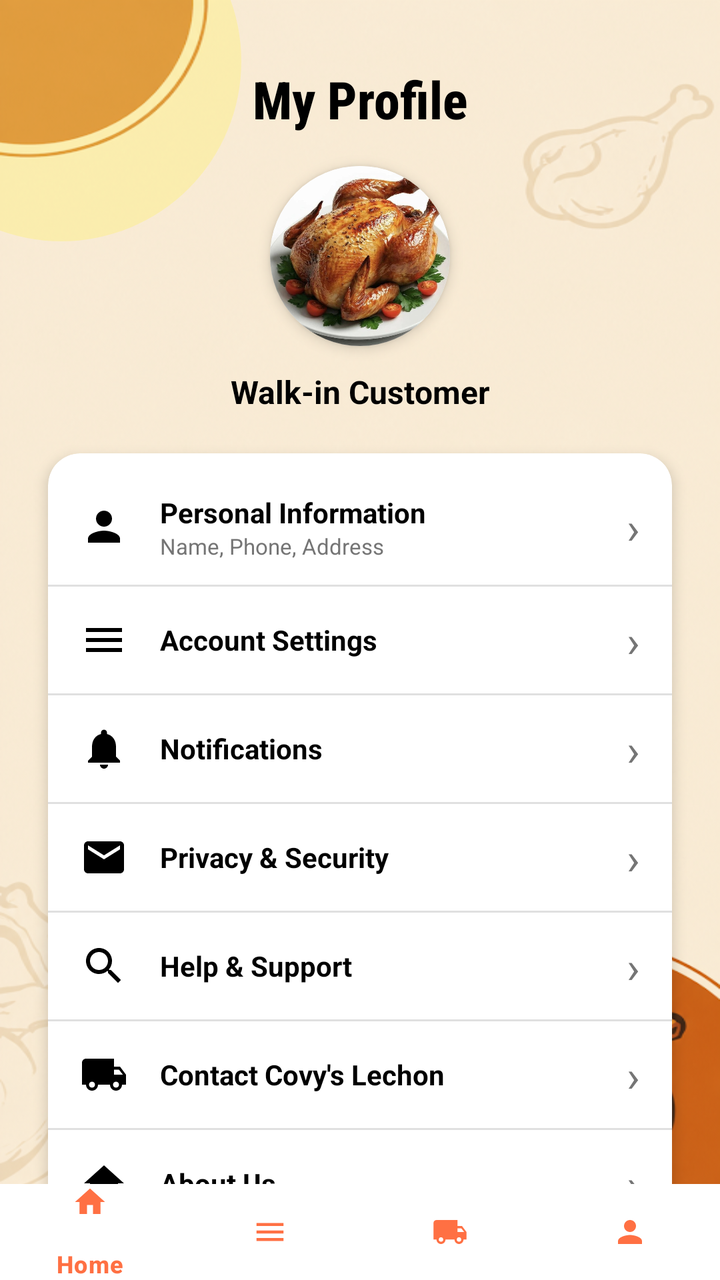
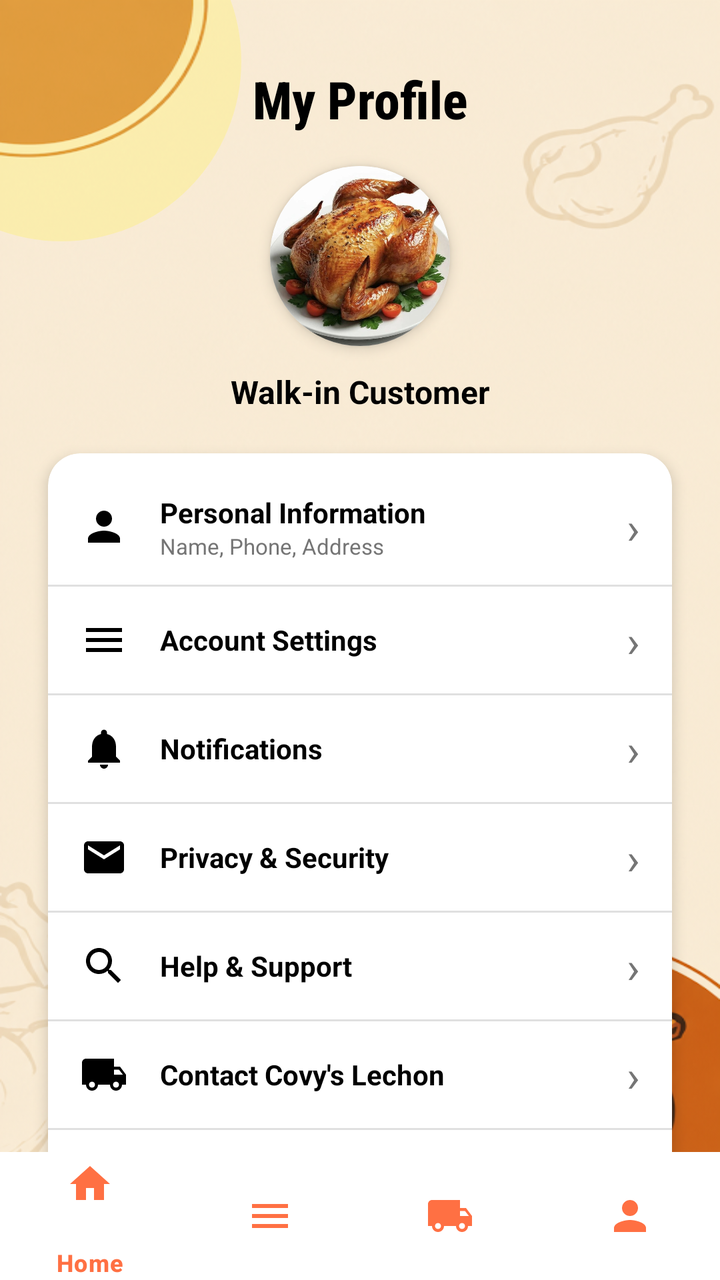

An Android layout rendered at two revisions. The XML below is the earlier revision; the diff shows what the commit changed to produce the second picture.
<!-- AndroidManifest.xml: application theme Theme.CoyvSplashScreen -->
<!-- res/layout/profile.xml -->
<?xml version="1.0" encoding="utf-8"?>
<androidx.constraintlayout.widget.ConstraintLayout xmlns:android="http://schemas.android.com/apk/res/android"
    xmlns:app="http://schemas.android.com/apk/res-auto"
    xmlns:tools="http://schemas.android.com/tools"
    android:id="@+id/main"
    android:layout_width="match_parent"
    android:layout_height="match_parent"
    android:background="@drawable/signinbackgoundimage"
    tools:context=".ProfileActivity">

    
    <View
        android:id="@+id/view_decoration_top"
        android:layout_width="180dp"
        android:layout_height="180dp"
        android:layout_marginStart="-60dp"
        android:layout_marginTop="-60dp"
        android:alpha="0.4"
        android:background="@drawable/bg_circle_decoration"
        app:layout_constraintStart_toStartOf="parent"
        app:layout_constraintTop_toTopOf="parent" />

    <androidx.core.widget.NestedScrollView
        android:layout_width="match_parent"
        android:layout_height="0dp"
        android:fillViewport="true"
        app:layout_constraintBottom_toTopOf="@+id/bottom_navigation"
        app:layout_constraintTop_toTopOf="parent">

        <androidx.constraintlayout.widget.ConstraintLayout
            android:layout_width="match_parent"
            android:layout_height="wrap_content"
            android:paddingBottom="24dp">

            
            <TextView
                android:id="@+id/tv_my_profile"
                android:layout_width="wrap_content"
                android:layout_height="wrap_content"
                android:layout_marginTop="32dp"
                android:fontFamily="sans-serif-condensed-medium"
                android:text="My Profile"
                android:textColor="@color/black"
                android:textSize="26sp"
                android:textStyle="bold"
                app:layout_constraintEnd_toEndOf="parent"
                app:layout_constraintStart_toStartOf="parent"
                app:layout_constraintTop_toTopOf="parent" />

            
            <androidx.cardview.widget.CardView
                android:id="@+id/cv_avatar"
                android:layout_width="90dp"
                android:layout_height="90dp"
                android:layout_marginTop="16dp"
                app:cardCornerRadius="45dp"
                app:cardElevation="4dp"
                app:layout_constraintEnd_toEndOf="parent"
                app:layout_constraintStart_toStartOf="parent"
                app:layout_constraintTop_toBottomOf="@+id/tv_my_profile">

                <ImageView
                    android:id="@+id/iv_avatar"
                    android:layout_width="match_parent"
                    android:layout_height="match_parent"
                    android:contentDescription="Profile Picture"
                    android:scaleType="centerCrop"
                    android:src="@drawable/f423b4974f4dd7924f11f1bad41bf1b4" />
            </androidx.cardview.widget.CardView>

            
            <TextView
                android:id="@+id/tv_customer_name"
                android:layout_width="wrap_content"
                android:layout_height="wrap_content"
                android:layout_marginTop="12dp"
                android:text="Walk-in Customer"
                android:textColor="@color/black"
                android:textSize="16sp"
                android:textStyle="bold"
                app:layout_constraintEnd_toEndOf="parent"
                app:layout_constraintStart_toStartOf="parent"
                app:layout_constraintTop_toBottomOf="@+id/cv_avatar" />

            
            <androidx.cardview.widget.CardView
                android:id="@+id/cv_options"
                android:layout_width="0dp"
                android:layout_height="wrap_content"
                android:layout_marginStart="24dp"
                android:layout_marginTop="20dp"
                android:layout_marginEnd="24dp"
                app:cardCornerRadius="16dp"
                app:cardElevation="4dp"
                app:layout_constraintEnd_toEndOf="parent"
                app:layout_constraintStart_toStartOf="parent"
                app:layout_constraintTop_toBottomOf="@+id/tv_customer_name">

                <LinearLayout
                    android:layout_width="match_parent"
                    android:layout_height="wrap_content"
                    android:orientation="vertical"
                    android:paddingVertical="8dp">

                    
                    <LinearLayout
                        android:id="@+id/layout_personal_info"
                        android:layout_width="match_parent"
                        android:layout_height="wrap_content"
                        android:background="?attr/selectableItemBackground"
                        android:gravity="center_vertical"
                        android:orientation="horizontal"
                        android:paddingHorizontal="16dp"
                        android:paddingVertical="12dp">

                        <ImageView
                            android:layout_width="24dp"
                            android:layout_height="24dp"
                            android:contentDescription="Personal Info"
                            android:src="@drawable/ic_profile"
                            app:tint="@color/black" />

                        <LinearLayout
                            android:layout_width="0dp"
                            android:layout_height="wrap_content"
                            android:layout_weight="1"
                            android:layout_marginStart="16dp"
                            android:orientation="vertical">

                            <TextView
                                android:layout_width="wrap_content"
                                android:layout_height="wrap_content"
                                android:text="Personal Information"
                                android:textColor="@color/black"
                                android:textSize="14sp"
                                android:textStyle="bold" />

                            <TextView
                                android:layout_width="wrap_content"
                                android:layout_height="wrap_content"
                                android:text="Name, Phone, Address"
                                android:textColor="@color/text_grey"
                                android:textSize="11sp" />
                        </LinearLayout>

                        <TextView
                            android:layout_width="wrap_content"
                            android:layout_height="wrap_content"
                            android:text="›"
                            android:textColor="@color/text_grey"
                            android:textSize="22sp" />
                    </LinearLayout>

                    
                    <View
                        android:layout_width="match_parent"
                        android:layout_height="1dp"
                        android:background="#E0E0E0" />

                    
                    <LinearLayout
                        android:id="@+id/layout_account_settings"
                        android:layout_width="match_parent"
                        android:layout_height="wrap_content"
                        android:background="?attr/selectableItemBackground"
                        android:gravity="center_vertical"
                        android:orientation="horizontal"
                        android:paddingHorizontal="16dp"
                        android:paddingVertical="12dp">

                        <ImageView
                            android:layout_width="24dp"
                            android:layout_height="24dp"
                            android:contentDescription="Settings"
                            android:src="@drawable/ic_menu"
                            app:tint="@color/black" />

                        <TextView
                            android:layout_width="0dp"
                            android:layout_height="wrap_content"
                            android:layout_weight="1"
                            android:layout_marginStart="16dp"
                            android:text="Account Settings"
                            android:textColor="@color/black"
                            android:textSize="14sp"
                            android:textStyle="bold" />

                        <TextView
                            android:layout_width="wrap_content"
                            android:layout_height="wrap_content"
                            android:text="›"
                            android:textColor="@color/text_grey"
                            android:textSize="22sp" />
                    </LinearLayout>

                    <View
                        android:layout_width="match_parent"
                        android:layout_height="1dp"
                        android:background="#E0E0E0" />

                    
                    <LinearLayout
                        android:id="@+id/layout_notifications"
                        android:layout_width="match_parent"
                        android:layout_height="wrap_content"
                        android:background="?attr/selectableItemBackground"
                        android:gravity="center_vertical"
                        android:orientation="horizontal"
                        android:paddingHorizontal="16dp"
                        android:paddingVertical="12dp">

                        <ImageView
                            android:layout_width="24dp"
                            android:layout_height="24dp"
                            android:contentDescription="Notifications"
                            android:src="@drawable/ic_notifications"
                            app:tint="@color/black" />

                        <TextView
                            android:layout_width="0dp"
                            android:layout_height="wrap_content"
                            android:layout_weight="1"
                            android:layout_marginStart="16dp"
                            android:text="Notifications"
                            android:textColor="@color/black"
                            android:textSize="14sp"
                            android:textStyle="bold" />

                        <TextView
                            android:layout_width="wrap_content"
                            android:layout_height="wrap_content"
                            android:text="›"
                            android:textColor="@color/text_grey"
                            android:textSize="22sp" />
                    </LinearLayout>

                    <View
                        android:layout_width="match_parent"
                        android:layout_height="1dp"
                        android:background="#E0E0E0" />

                    
                    <LinearLayout
                        android:id="@+id/layout_privacy"
                        android:layout_width="match_parent"
                        android:layout_height="wrap_content"
                        android:background="?attr/selectableItemBackground"
                        android:gravity="center_vertical"
                        android:orientation="horizontal"
                        android:paddingHorizontal="16dp"
                        android:paddingVertical="12dp">

                        <ImageView
                            android:layout_width="24dp"
                            android:layout_height="24dp"
                            android:contentDescription="Privacy"
                            android:src="@drawable/baseline_mail_24"
                            app:tint="@color/black" />

                        <TextView
                            android:layout_width="0dp"
                            android:layout_height="wrap_content"
                            android:layout_weight="1"
                            android:layout_marginStart="16dp"
                            android:text="Privacy &amp; Security"
                            android:textColor="@color/black"
                            android:textSize="14sp"
                            android:textStyle="bold" />

                        <TextView
                            android:layout_width="wrap_content"
                            android:layout_height="wrap_content"
                            android:text="›"
                            android:textColor="@color/text_grey"
                            android:textSize="22sp" />
                    </LinearLayout>

                    <View
                        android:layout_width="match_parent"
                        android:layout_height="1dp"
                        android:background="#E0E0E0" />

                    
                    <LinearLayout
                        android:id="@+id/layout_help"
                        android:layout_width="match_parent"
                        android:layout_height="wrap_content"
                        android:background="?attr/selectableItemBackground"
                        android:gravity="center_vertical"
                        android:orientation="horizontal"
                        android:paddingHorizontal="16dp"
                        android:paddingVertical="12dp">

                        <ImageView
                            android:layout_width="24dp"
                            android:layout_height="24dp"
                            android:contentDescription="Help"
                            android:src="@drawable/ic_search"
                            app:tint="@color/black" />

                        <TextView
                            android:layout_width="0dp"
                            android:layout_height="wrap_content"
                            android:layout_weight="1"
                            android:layout_marginStart="16dp"
                            android:text="Help &amp; Support"
                            android:textColor="@color/black"
                            android:textSize="14sp"
                            android:textStyle="bold" />

                        <TextView
                            android:layout_width="wrap_content"
                            android:layout_height="wrap_content"
                            android:text="›"
                            android:textColor="@color/text_grey"
                            android:textSize="22sp" />
                    </LinearLayout>

                    <View
                        android:layout_width="match_parent"
                        android:layout_height="1dp"
                        android:background="#E0E0E0" />

                    
                    <LinearLayout
                        android:id="@+id/layout_contact"
                        android:layout_width="match_parent"
                        android:layout_height="wrap_content"
                        android:background="?attr/selectableItemBackground"
                        android:gravity="center_vertical"
                        android:orientation="horizontal"
                        android:paddingHorizontal="16dp"
                        android:paddingVertical="12dp">

                        <ImageView
                            android:layout_width="24dp"
                            android:layout_height="24dp"
                            android:contentDescription="Contact"
                            android:src="@drawable/ic_track"
                            app:tint="@color/black" />

                        <TextView
                            android:layout_width="0dp"
                            android:layout_height="wrap_content"
                            android:layout_weight="1"
                            android:layout_marginStart="16dp"
                            android:text="Contact Covy\'s Lechon"
                            android:textColor="@color/black"
                            android:textSize="14sp"
                            android:textStyle="bold" />

                        <TextView
                            android:layout_width="wrap_content"
                            android:layout_height="wrap_content"
                            android:text="›"
                            android:textColor="@color/text_grey"
                            android:textSize="22sp" />
                    </LinearLayout>

                    <View
                        android:layout_width="match_parent"
                        android:layout_height="1dp"
                        android:background="#E0E0E0" />

                    
                    <LinearLayout
                        android:id="@+id/layout_about"
                        android:layout_width="match_parent"
                        android:layout_height="wrap_content"
                        android:background="?attr/selectableItemBackground"
                        android:gravity="center_vertical"
                        android:orientation="horizontal"
                        android:paddingHorizontal="16dp"
                        android:paddingVertical="12dp">

                        <ImageView
                            android:layout_width="24dp"
                            android:layout_height="24dp"
                            android:contentDescription="About Us"
                            android:src="@drawable/ic_home"
                            app:tint="@color/black" />

                        <TextView
                            android:layout_width="0dp"
                            android:layout_height="wrap_content"
                            android:layout_weight="1"
                            android:layout_marginStart="16dp"
                            android:text="About Us"
                            android:textColor="@color/black"
                            android:textSize="14sp"
                            android:textStyle="bold" />

                        <TextView
                            android:layout_width="wrap_content"
                            android:layout_height="wrap_content"
                            android:text="›"
                            android:textColor="@color/text_grey"
                            android:textSize="22sp" />
                    </LinearLayout>

                </LinearLayout>
            </androidx.cardview.widget.CardView>

            
            <Button
                android:id="@+id/btn_logout"
                android:layout_width="0dp"
                android:layout_height="50dp"
                android:layout_marginStart="24dp"
                android:layout_marginTop="20dp"
                android:layout_marginEnd="24dp"
                android:backgroundTint="#FFE0B2"
                android:text="Log Out"
                android:textColor="@color/orange_dark"
                android:textSize="16sp"
                android:textStyle="bold"
                app:cornerRadius="12dp"
                app:layout_constraintEnd_toEndOf="parent"
                app:layout_constraintStart_toStartOf="parent"
                app:layout_constraintTop_toBottomOf="@+id/cv_options" />

        </androidx.constraintlayout.widget.ConstraintLayout>
    </androidx.core.widget.NestedScrollView>

    <com.google.android.material.bottomnavigation.BottomNavigationView
        android:id="@+id/bottom_navigation"
        android:layout_width="match_parent"
        android:layout_height="48dp"
        android:background="@color/white"
        app:itemIconTint="@color/orange_primary"
        app:itemTextColor="@color/orange_primary"
        app:itemIconSize="18dp"
        app:itemPaddingTop="0dp"
        app:itemPaddingBottom="0dp"
        app:layout_constraintBottom_toBottomOf="parent"
        app:menu="@menu/bottom_nav_menu" />

</androidx.constraintlayout.widget.ConstraintLayout>
<!-- resources referenced by this layout -->
<resources>
  <color name="black">#FF000000</color>
  <color name="orange_dark">#E64A19</color>
  <color name="orange_primary">#FF7043</color>
  <color name="text_grey">#757575</color>
  <color name="white">#FFFFFFFF</color>
  <!-- drawable baseline_mail_24 (drawable) -->
  <vector xmlns:android="http://schemas.android.com/apk/res/android" android:height="24dp" android:tint="#000000" android:viewportHeight="24" android:viewportWidth="24" android:width="24dp">
      <path android:fillColor="@android:color/white" android:pathData="M20,4L4,4c-1.1,0 -1.99,0.9 -1.99,2L2,18c0,1.1 0.9,2 2,2h16c1.1,0 2,-0.9 2,-2L22,6c0,-1.1 -0.9,-2 -2,-2zM20,8l-8,5 -8,-5L4,6l8,5 8,-5v2z"/>
  </vector>
  <!-- drawable bg_circle_decoration (drawable) -->
  <shape xmlns:android="http://schemas.android.com/apk/res/android"
      android:shape="oval">
      <solid android:color="#FFF176" />
  </shape>
  <!-- drawable ic_home (drawable) -->
  <vector xmlns:android="http://schemas.android.com/apk/res/android"
      android:width="24dp"
      android:height="24dp"
      android:viewportWidth="24"
      android:viewportHeight="24">
      <path
          android:fillColor="#000000"
          android:pathData="M10,20v-6h4v6h5v-8h3L12,3 2,12h3v8z" />
  </vector>
  <!-- drawable ic_menu (drawable) -->
  <vector xmlns:android="http://schemas.android.com/apk/res/android"
      android:width="24dp"
      android:height="24dp"
      android:viewportWidth="24"
      android:viewportHeight="24">
      <path
          android:fillColor="#000000"
          android:pathData="M3,18h18v-2H3V18z M3,13h18v-2H3V13z M3,6v2h18V6H3z" />
  </vector>
  <!-- drawable ic_notifications (drawable) -->
  <vector xmlns:android="http://schemas.android.com/apk/res/android"
      android:width="24dp"
      android:height="24dp"
      android:viewportWidth="24"
      android:viewportHeight="24">
      <path
          android:fillColor="#000000"
          android:pathData="M12,22c1.1,0 2,-0.9 2,-2h-4c0,1.1 0.89,2 2,2zm6,-6v-5c0,-3.07 -1.64,-5.64 -4.5,-6.32V4c0,-0.83 -0.67,-1.5 -1.5,-1.5s-1.5,0.67 -1.5,1.5v0.68C7.63,5.36 6,7.92 6,11v5l-2,2v1h16v-1l-2,-2z" />
  </vector>
  <!-- drawable ic_profile (drawable) -->
  <vector xmlns:android="http://schemas.android.com/apk/res/android"
      android:width="24dp"
      android:height="24dp"
      android:viewportWidth="24"
      android:viewportHeight="24">
      <path
          android:fillColor="#000000"
          android:pathData="M12,12c2.21,0 4,-1.79 4,-4s-1.79,-4 -4,-4 -4,1.79 -4,4 1.79,4 4,4zm0,2c-2.67,0 -8,1.34 -8,4v2h16v-2c0,-2.66 -5.33,-4 -8,-4z" />
  </vector>
  <!-- drawable ic_search (drawable) -->
  <vector xmlns:android="http://schemas.android.com/apk/res/android"
      android:width="24dp"
      android:height="24dp"
      android:viewportWidth="24"
      android:viewportHeight="24">
      <path
          android:fillColor="#000000"
          android:pathData="M15.5,14h-0.79l-0.28,-0.27C15.41,12.59 16,11.11 16,9.5 16,5.91 13.09,3 9.5,3S3,5.91 3,9.5 5.91,16 9.5,16c1.61,0 3.09,-0.59 4.23,-1.57l0.27,0.28v0.79l5,4.99L20.49,19l-4.99,-5zm-6,0C7.01,14 5,11.99 5,9.5S7.01,5 9.5,5 14,7.01 14,9.5 11.99,14 9.5,14z" />
  </vector>
  <!-- drawable ic_track (drawable) -->
  <vector xmlns:android="http://schemas.android.com/apk/res/android"
      android:width="24dp"
      android:height="24dp"
      android:viewportWidth="24"
      android:viewportHeight="24">
      <path
          android:fillColor="#000000"
          android:pathData="M20,8h-3V4H3c-1.1,0 -2,0.9 -2,2v11h2c0,1.66 1.34,3 3,3s3,-1.34 3,-3h6c0,1.66 1.34,3 3,3s3,-1.34 3,-3h2v-5l-3,-4zM6,18.5c-0.83,0 -1.5,-0.67 -1.5,-1.5s0.67,-1.5 1.5,-1.5 1.5,0.67 1.5,1.5 -0.67,1.5 -1.5,1.5zm13.5,-9l1.96,2.5H17V9.5h2.5zm-1.5,9c-0.83,0 -1.5,-0.67 -1.5,-1.5s0.67,-1.5 1.5,-1.5 1.5,0.67 1.5,1.5 -0.67,1.5 -1.5,1.5z" />
  </vector>
  <!-- drawable signinbackgoundimage: png bitmap (drawable, 391030 bytes) -->
  <style name="Theme.CoyvSplashScreen" parent="Base.Theme.CoyvSplashScreen" />
  <style name="Base.Theme.CoyvSplashScreen" parent="Theme.Material3.DayNight.NoActionBar">
          
          
      </style>
  <!-- unchanged entries left out for length: 1 -->
</resources>

<!-- the commit's change to res/layout/profile.xml (unified diff, before → after) -->
@@ -425,13 +425,13 @@
     <com.google.android.material.bottomnavigation.BottomNavigationView
         android:id="@+id/bottom_navigation"
         android:layout_width="match_parent"
-        android:layout_height="48dp"
+        android:layout_height="64dp"
         android:background="@color/white"
         app:itemIconTint="@color/orange_primary"
         app:itemTextColor="@color/orange_primary"
-        app:itemIconSize="18dp"
-        app:itemPaddingTop="0dp"
-        app:itemPaddingBottom="0dp"
+        app:itemIconSize="24dp"
+        app:itemPaddingTop="4dp"
+        app:itemPaddingBottom="4dp"
         app:layout_constraintBottom_toBottomOf="parent"
         app:menu="@menu/bottom_nav_menu" />
 
